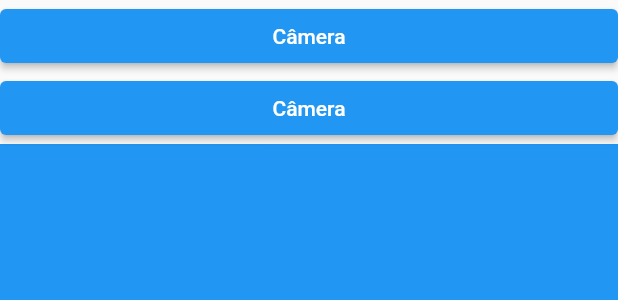
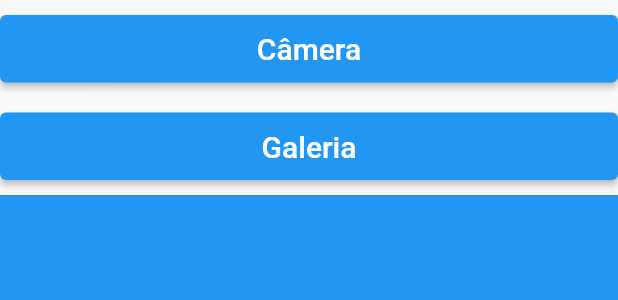
Before and after one commit to cristianpaulo4/Gerenciamento_de_medicamentos, a Flutter app: the ImageSourceSheet widget shown alone on an empty page, opened directly, on a phone screen of 412 x 824 dp. Shown: the top 300 px of the screen. Run offline on Flutter 3.47's test engine with Material 2 defaults, Android fonts, the phone set to English and light mode, and no system bars; our stand-ins replace carousel_pro, cloud_firestore, firebase_auth, image_picker; accounts and stored records are empty.

Commit message:
medicine edition

```diff
--- a/lib/screens/edit_medicine/components/image_source_sheet.dart
+++ b/lib/screens/edit_medicine/components/image_source_sheet.dart
@@ -1,7 +1,6 @@
 import 'dart:io';
 
 import 'package:flutter/material.dart';
-import 'package:image_cropper/image_cropper.dart';
 import 'package:image_picker/image_picker.dart';
 
 class ImageSourceSheet extends StatelessWidget {
@@ -12,11 +11,6 @@ class ImageSourceSheet extends StatelessWidget {
 
   final ImagePicker picker = ImagePicker();
 
-  void editImage(String path){
-    ImageCropper();
-  }
-
-
   @override
   Widget build(BuildContext context) {
     return BottomSheet(
@@ -26,21 +20,39 @@ class ImageSourceSheet extends StatelessWidget {
         crossAxisAlignment: CrossAxisAlignment.stretch,
         children: <Widget>[
 
-          ElevatedButton(
-              onPressed: () async {
-               final PickedFile file = await picker.getImage(source: ImageSource.camera);
-               editImage(file.path);
-              },
-              child: const Text('Câmera')
+
+          const SizedBox(height: 10,),
+
+          SizedBox(
+            height: 45,
+            child: ElevatedButton(
+                onPressed: () async {
+                 final PickedFile file = await picker.getImage(source: ImageSource.camera);
+                 onImageSelected(File(file.path));
+                },
+                child: const Text('Câmera',
+                    style: TextStyle(
+                    fontSize: 20)
+                  )
+            ),
           ),
 
-          ElevatedButton(
-              onPressed: () async {
+          const SizedBox(height: 20,),
+
+          SizedBox(
+            height: 45,
+            child: ElevatedButton(
+             onPressed: () async {
                 final PickedFile file = await  picker.getImage(source: ImageSource.gallery);
-                editImage(file.path);
+                onImageSelected(File(file.path));
               },
-              child: const Text('Câmera')
+              child: const Text('Galeria',
+                  style: TextStyle(
+                      fontSize: 20))
+            ),
           ),
+
+          const SizedBox(height: 10,),
 
         ],
       ),
```
Also changed, not shown: lib/screens/edit_medicine/components/images_form.dart (+29 -5 lines), lib/screens/edit_medicine/edit_medicine_screen.dart (+74 -5 lines), lib/screens/medicine/components/medicine_list_tile.dart (+11 -0 lines), lib/screens/medicine_details/medication_details_screen.dart (+19 -24 lines), 1 other file.
